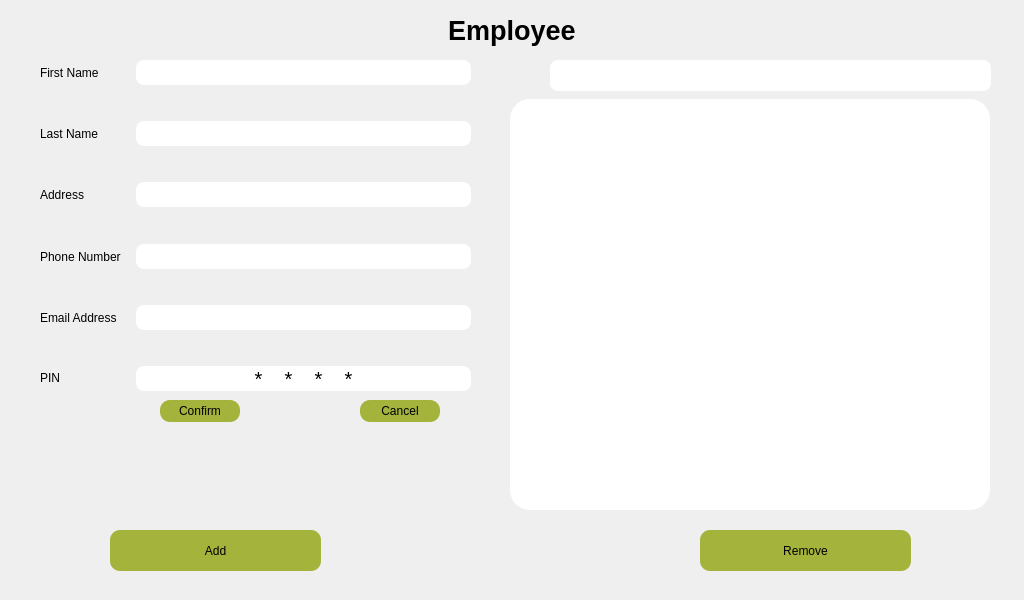
Above: staffwindow.ui from darryusa/QtProcess before the change. Below: the same form after it.
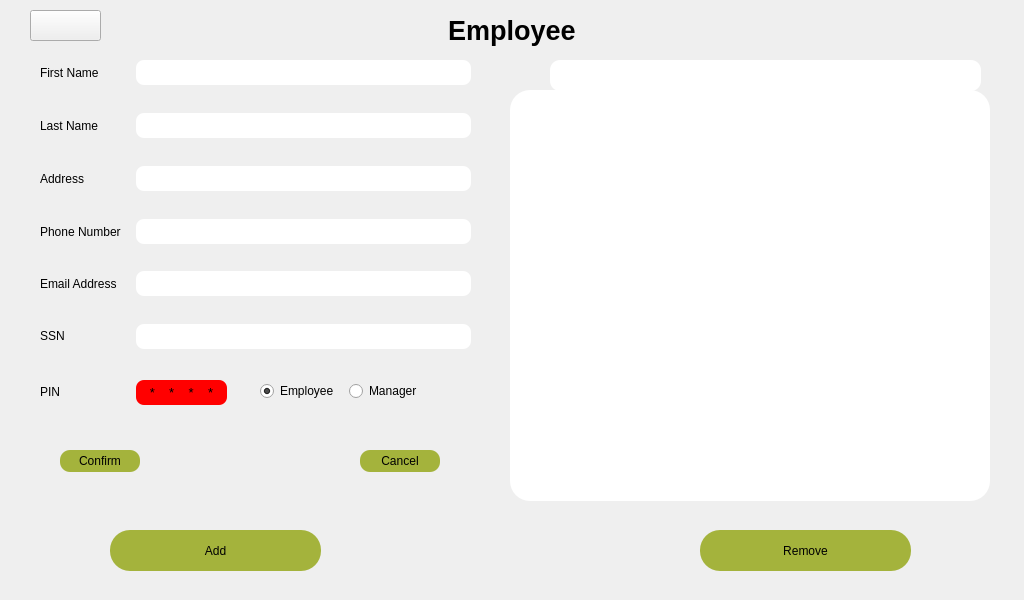
That is the form after the change. Icons and pictures are not drawn.

Patch:
```diff
--- a/staffwindow.ui
+++ b/staffwindow.ui
@@ -57,7 +57,7 @@
      <x>0</x>
      <y>60</y>
      <width>511</width>
-     <height>331</height>
+     <height>311</height>
     </rect>
    </property>
    <layout class="QFormLayout" name="formLayout">
@@ -368,27 +368,22 @@
      </spacer>
     </item>
     <item row="10" column="0">
-     <widget class="QLabel" name="pINLabel">
+     <widget class="QLabel" name="sSNLabel">
       <property name="text">
-       <string>PIN</string>
+       <string>SSN</string>
       </property>
      </widget>
     </item>
     <item row="10" column="1">
-     <widget class="QPushButton" name="modifyPINButton">
+     <widget class="QLineEdit" name="sSNLineEdit">
       <property name="minimumSize">
        <size>
         <width>0</width>
         <height>25</height>
        </size>
       </property>
-      <property name="font">
-       <font>
-        <pointsize>15</pointsize>
-       </font>
-      </property>
       <property name="styleSheet">
-       <string notr="true">QPushButton { 
+       <string notr="true">QLineEdit { 
 	border-radius: 8px; 
 	color:rgb(0, 0, 0);
 	background-color: rgb(255, 255, 255); 
@@ -396,18 +391,34 @@
 
 </string>
       </property>
-      <property name="text">
-       <string>*    *    *    *</string>
+      <property name="inputMethodHints">
+       <set>Qt::ImhNoPredictiveText|Qt::ImhSensitiveData</set>
+      </property>
+      <property name="alignment">
+       <set>Qt::AlignCenter</set>
       </property>
      </widget>
     </item>
+    <item row="11" column="1">
+     <spacer name="verticalSpacer_6">
+      <property name="orientation">
+       <enum>Qt::Vertical</enum>
+      </property>
+      <property name="sizeHint" stdset="0">
+       <size>
+        <width>10</width>
+        <height>20</height>
+       </size>
+      </property>
+     </spacer>
+    </item>
    </layout>
   </widget>
   <widget class="QPushButton" name="cancelButton">
    <property name="geometry">
     <rect>
      <x>360</x>
-     <y>400</y>
+     <y>450</y>
      <width>80</width>
      <height>22</height>
     </rect>
@@ -426,8 +437,8 @@
   <widget class="QPushButton" name="confirmButton">
    <property name="geometry">
     <rect>
-     <x>160</x>
-     <y>400</y>
+     <x>60</x>
+     <y>450</y>
      <width>80</width>
      <height>22</height>
     </rect>
@@ -454,7 +465,7 @@
    </property>
    <property name="styleSheet">
     <string notr="true">QPushButton{
-	border-radius: 10px;
+	border-radius: 20px;
 	background-color: rgb(164, 179, 60);
 }
 </string>
@@ -474,7 +485,7 @@
    </property>
    <property name="styleSheet">
     <string notr="true">QPushButton{
-	border-radius: 10px;
+	border-radius: 20px;
 	background-color: rgb(164, 179, 60);
 }
 </string>
@@ -487,7 +498,7 @@
    <property name="geometry">
     <rect>
      <x>510</x>
-     <y>99</y>
+     <y>90</y>
      <width>480</width>
      <height>411</height>
     </rect>
@@ -505,19 +516,40 @@
 } 
 
 QTableView::item:selected {
-   	background-color: red;
+   	background-color: rgb(164, 179, 60);
 	border-radius: 5px;
 }
 QTableView QTableCornerButton::section {
-    background: red;
-    border: 2px outset red;
-}</string>
+    background: rgb(164, 179, 60);
+    border: 2px outset rgb(164, 179, 60);
+}
+QScrollBar:vertical {               
+	background-color: none;
+	width: 10px;    
+	border-radius: 5px;
+}
+QScrollBar::handle:vertical {
+	background: qlineargradient(x1:0, y1:0, x2:1, y2:0,
+	stop: 0  rgb(164, 179, 60), stop: 0.5 rgb(164, 179, 60),  stop:1 rgb(164, 179, 60));
+	min-height: 10px;
+    border-radius: 5px;
+    }
+QScrollBar::add-line:vertical {
+	height: 1px;
+	border-radius: 3px;
+}
+QScrollBar::sub-line:vertical {
+	height: 1px;
+	border-radius: 3px;
+
+}
+ </string>
    </property>
    <property name="lineWidth">
     <number>1</number>
    </property>
    <property name="sizeAdjustPolicy">
-    <enum>QAbstractScrollArea::AdjustToContents</enum>
+    <enum>QAbstractScrollArea::AdjustToContentsOnFirstShow</enum>
    </property>
    <property name="editTriggers">
     <set>QAbstractItemView::AnyKeyPressed|QAbstractItemView::EditKeyPressed|QAbstractItemView::SelectedClicked</set>
@@ -529,10 +561,13 @@
     <enum>QAbstractItemView::SelectRows</enum>
    </property>
    <property name="gridStyle">
-    <enum>Qt::DashLine</enum>
+    <enum>Qt::NoPen</enum>
    </property>
    <property name="sortingEnabled">
-    <bool>true</bool>
+    <bool>false</bool>
+   </property>
+   <property name="cornerButtonEnabled">
+    <bool>false</bool>
    </property>
    <attribute name="horizontalHeaderVisible">
     <bool>false</bool>
@@ -584,7 +619,7 @@
     <rect>
      <x>550</x>
      <y>60</y>
-     <width>441</width>
+     <width>431</width>
      <height>31</height>
     </rect>
    </property>
@@ -596,7 +631,7 @@
    </property>
    <property name="styleSheet">
     <string notr="true">QLineEdit { 
-	border-radius: 8px; 
+	border-radius: 10px; 
 	color:rgb(0, 0, 0);
 	background-color: rgb(255, 255, 255); 
 } 
@@ -604,6 +639,120 @@
 </string>
    </property>
   </widget>
+  <widget class="QPushButton" name="modifyPINButton">
+   <property name="geometry">
+    <rect>
+     <x>136</x>
+     <y>380</y>
+     <width>91</width>
+     <height>25</height>
+    </rect>
+   </property>
+   <property name="minimumSize">
+    <size>
+     <width>0</width>
+     <height>25</height>
+    </size>
+   </property>
+   <property name="font">
+    <font>
+     <pointsize>10</pointsize>
+    </font>
+   </property>
+   <property name="toolTip">
+    <string>&lt;html&gt;&lt;head/&gt;&lt;body&gt;&lt;p&gt;Click to Edit PIN&lt;/p&gt;&lt;/body&gt;&lt;/html&gt;</string>
+   </property>
+   <property name="styleSheet">
+    <string notr="true">QPushButton { 
+	border-radius: 8px; 
+	color:rgb(0, 0, 0);
+	background-color: red; 
+} 
+
+QPushButton::checked{
+	background-color: rgb(164, 179, 60);
+}</string>
+   </property>
+   <property name="text">
+    <string>*    *    *    *</string>
+   </property>
+   <property name="checkable">
+    <bool>true</bool>
+   </property>
+  </widget>
+  <widget class="QLabel" name="pINLabel">
+   <property name="geometry">
+    <rect>
+     <x>40</x>
+     <y>380</y>
+     <width>20</width>
+     <height>24</height>
+    </rect>
+   </property>
+   <property name="text">
+    <string>PIN</string>
+   </property>
+  </widget>
+  <widget class="QPushButton" name="returnButton">
+   <property name="geometry">
+    <rect>
+     <x>30</x>
+     <y>10</y>
+     <width>71</width>
+     <height>31</height>
+    </rect>
+   </property>
+   <property name="styleSheet">
+    <string notr="true">QPushButton{
+background-color: none;
+}</string>
+   </property>
+   <property name="text">
+    <string/>
+   </property>
+   <property name="icon">
+    <iconset resource="resource.qrc">
+     <normaloff>:/image/return.png</normaloff>:/image/return.png</iconset>
+   </property>
+   <property name="iconSize">
+    <size>
+     <width>71</width>
+     <height>31</height>
+    </size>
+   </property>
+  </widget>
+  <widget class="QWidget" name="">
+   <property name="geometry">
+    <rect>
+     <x>260</x>
+     <y>380</y>
+     <width>171</width>
+     <height>22</height>
+    </rect>
+   </property>
+   <layout class="QHBoxLayout" name="horizontalLayout">
+    <item>
+     <widget class="QRadioButton" name="employeeRadioButton">
+      <property name="text">
+       <string>Employee</string>
+      </property>
+      <property name="checked">
+       <bool>true</bool>
+      </property>
+     </widget>
+    </item>
+    <item>
+     <widget class="QRadioButton" name="managerRadioButton">
+      <property name="text">
+       <string>Manager</string>
+      </property>
+      <property name="checked">
+       <bool>false</bool>
+      </property>
+     </widget>
+    </item>
+   </layout>
+  </widget>
  </widget>
  <resources>
   <include location="resource.qrc"/>
```
Left out of the diff: 133 changed lines with no effect on the pictures.
